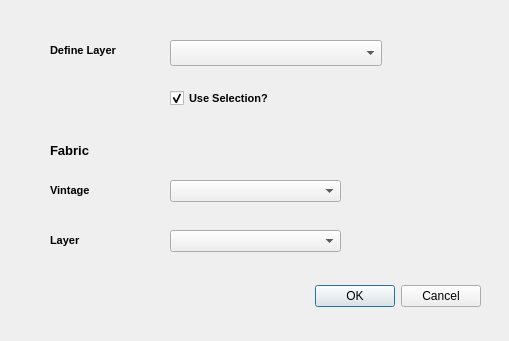
costquestassociates/cqafabric_QGIS, file retrievedata_dialog_base.ui: the form before one commit.
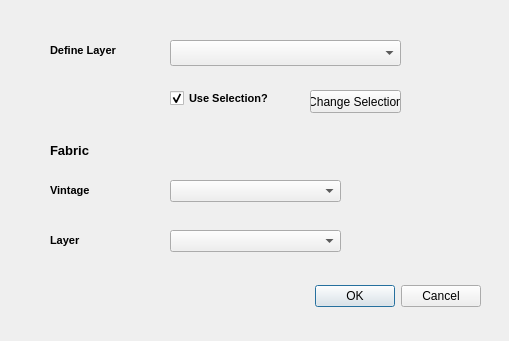
The form after the commit. Custom widgets are drawn as their Qt base class.

Commit message: Add Change Selection Button

What changed in the file:
```diff
--- a/retrievedata_dialog_base.ui
+++ b/retrievedata_dialog_base.ui
@@ -96,7 +96,7 @@
     <rect>
      <x>170</x>
      <y>40</y>
-     <width>212</width>
+     <width>231</width>
      <height>26</height>
     </rect>
    </property>
@@ -167,6 +167,19 @@
     <bool>true</bool>
    </property>
   </widget>
+  <widget class="QPushButton" name="pushButton_ChgSelect">
+   <property name="geometry">
+    <rect>
+     <x>310</x>
+     <y>90</y>
+     <width>91</width>
+     <height>23</height>
+    </rect>
+   </property>
+   <property name="text">
+    <string>Change Selection</string>
+   </property>
+  </widget>
  </widget>
  <customwidgets>
   <customwidget>
```
The commit also changes 7 other files.
